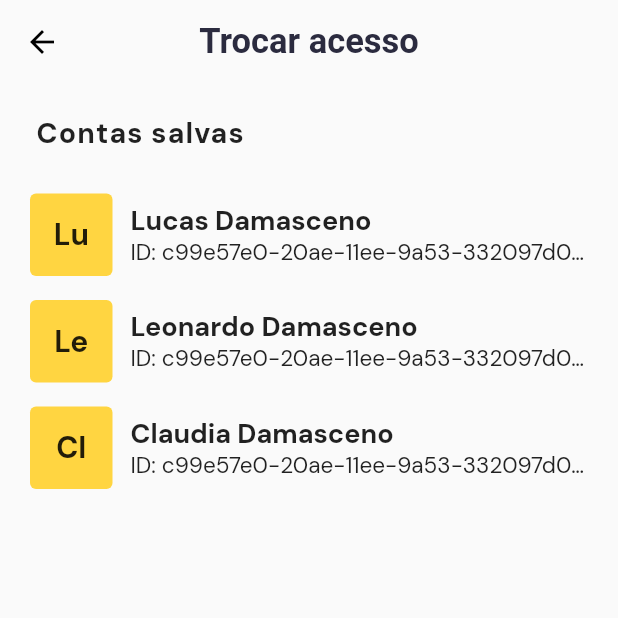
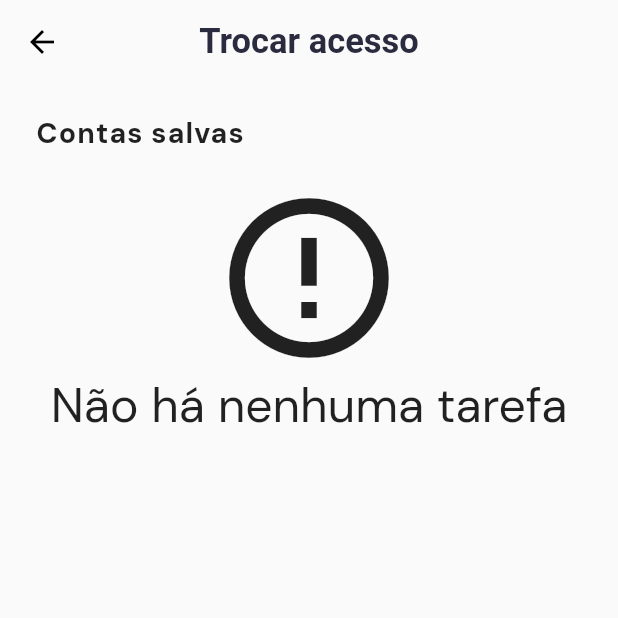
Before and after one commit to LucasCorreia01/boli, a Flutter app: the screen it shows after launch, after a tap on "Trocar de conta", on a phone screen of 412 x 824 dp, the top half of it. Run offline on Flutter 3.47's test engine with Material 2 defaults, Android fonts, the phone set to English and light mode, and no system bars; our stand-ins replace animated_text_kit, camera, datetime_picker_formfield_new, fl_chart, icons_plus, local_auth and 4 more; missing offline and left inert: app_settings; accounts and stored records are empty.

Commit message:
saving new user in db

```diff
--- a/lib/components/item_user_acess.dart
+++ b/lib/components/item_user_acess.dart
@@ -1,12 +1,13 @@
 import 'package:flutter/material.dart';
+import '../models/user.dart';
 
 class ItemUserAcess extends StatelessWidget {
-  final String name;
-  final String abbreviation;
-  const ItemUserAcess({required this.name, required this.abbreviation, super.key});
+  final User user;
+  const ItemUserAcess({required this.user, super.key});
 
   @override
   Widget build(BuildContext context) {
+    String abbreviation = user.name.substring(0,2);
     return Container(
       padding: const EdgeInsets.symmetric(horizontal: 20, vertical: 8),
       child: Row(
@@ -27,12 +28,12 @@ class ItemUserAcess extends StatelessWidget {
                 crossAxisAlignment: CrossAxisAlignment.start,
                 children: [
                   Text(
-                    name,
+                    "${user.name} ${user.lastName}",
                     style: const TextStyle(fontSize: 18, fontWeight: FontWeight.bold),
                   ),
-                  const Text(
-                    'ID: c99e57e0-20ae-11ee-9a53-332097d095ae',
-                    style: TextStyle(
+                  Text(
+                    'ID: ${user.id}',
+                    style: const  TextStyle(
                         fontSize: 15, overflow: TextOverflow.ellipsis),
                   ),
                 ],
--- a/lib/main.dart
+++ b/lib/main.dart
@@ -39,7 +39,7 @@ void main() async {
     prefs.setBool('fingerprint', false);
   }
 
-  User.getUsers();
+  User.deleteAllUsers();
   runApp(const MainApp());
 }
 
@@ -117,13 +117,6 @@ class MainApp extends StatelessWidget {
             child: const LoadingCreationScreen(),
             type: PageTransitionType.rightToLeft,
           );
-        } else if(settings.name == 'loading_creation_screen-home'){
-          return PageTransition(
-            settings: settings,
-            child: const InitialScreen(),
-            childCurrent: const LoadingCreationScreen(),
-            type: PageTransitionType.leftToRightJoined
-          );
         } else {
           return MaterialPageRoute(builder: (context) {
             return const AuthenticationScreen();
--- a/lib/models/user.dart
+++ b/lib/models/user.dart
@@ -20,38 +20,74 @@ class User {
     required this.lastSeen,
   }) : id = const Uuid().v1();
 
-  static addUser() async {
+
+  // Adicionar novo usuário ao banco de dados
+  addUser() async {
     var db = await getDatabase();
     try {
-      await db.insert('users', {
-        'id': 'idasdas',
-        'name': 'Lucas',
-        'lastName': 'Damasceno',
-        'email': 'lucas@gmail.com',
-        'password': 'senha123',
-        'dateOfBirth': "${DateTime.now()}",
-        'lastSeen': "${DateTime.now()}"
+      var count = await db.insert('users', {
+        'id': id,
+        'name': name,
+        'lastName': lastName,
+        'email': email,
+        'password': password,
+        'dateOfBirth': "$dateOfBirth",
+        'lastSeen': "$lastSeen"
       });
     } catch (e) {
       print(e.toString());
     }
-    //TODO:: método de adicionar novo usuário
   }
 
-  static getUsers() async {
+
+  static Future<List<User>> getUsers() async {
     Database db = await getDatabase();
     var list = await db.query('users');
-    print(list);
+    return toList(list);
   }
 
-  static deleteUser() async {
+  static deleteUser(String id) async {
     Database db = await getDatabase();
-    var count =
-        await db.delete('users', where: 'id = ?', whereArgs: ['idasdas']);
-    print(count);
+    await db.delete('users', where: 'id = ?', whereArgs: [id]);
+  }
+
+  static deleteAllUsers() async {
+    Database db = await getDatabase();
+    await db.delete('users');
   }
 
   static removeDB() async {
     removeDatabase();
   }
+
+
+
+
+  // Adicionar novo usuário - Salvando as informações entre os formulários sections
+  static Map<String, String> user = {};
+  static void addAttr(String attr, String value) {
+    user[attr] = value;
+  }
+  static Map<String, String> getUserMap() {
+    return user;
+  }
+
+    //Transforma nosso mapa vindo do banco em um lista de tarefas para a nossa aplicação.
+  static List<User> toList(List<Map<String, dynamic>> mapOfAccounts) {
+    final List<User> accounts = [];
+    for (Map<String, dynamic> item in mapOfAccounts) {
+      final User account = User(
+        name: item["name"],
+        lastName: item["lastName"],
+        email: item["email"],
+        password: item["password"],
+        dateOfBirth: DateTime.parse(item["dateOfBirth"]),
+        lastSeen: DateTime.parse(item["dateOfBirth"])
+      );
+      accounts.add(account);
+    }
+    // print(' Lista de tarefas: $tarefas');
+    return accounts;
+  }
+
 }
--- a/lib/screens/initial_screen.dart
+++ b/lib/screens/initial_screen.dart
@@ -6,6 +6,7 @@ import 'package:icons_plus/icons_plus.dart';
 import 'package:animations/animations.dart';
 
 import '../components/camera_page.dart';
+import '../models/user.dart';
 
 class InitialScreen extends StatefulWidget {
   const InitialScreen({super.key});
@@ -36,6 +37,7 @@ class _InitialScreenState extends State<InitialScreen> {
             style: Theme.of(context).textTheme.titleMedium,
           ),
         ),
+        automaticallyImplyLeading: false,
         elevation: 0,
         toolbarHeight: 80,
         backgroundColor: Colors.transparent,
--- a/lib/screens/saved_accounts.dart
+++ b/lib/screens/saved_accounts.dart
@@ -1,15 +1,14 @@
 import 'package:boli/components/item_user_acess.dart';
 import 'package:flutter/material.dart';
-
+import 'package:flutter/rendering.dart';
 import '../helpers/exemples.dart';
+import '../models/user.dart';
 
 class SavedAccountsScreen extends StatelessWidget {
   const SavedAccountsScreen({super.key});
 
   @override
   Widget build(BuildContext context) {
-    List<Map<String, String>> usersSaved = getListUsersSaved();
-
     return Scaffold(
         appBar: AppBar(
           title: Text(
@@ -23,10 +22,10 @@ class SavedAccountsScreen extends StatelessWidget {
           backgroundColor: Colors.transparent,
           centerTitle: true,
         ),
-      body: CustomScrollView(
-        slivers: [
-          const SliverToBoxAdapter(
-            child: Padding(
+        body: Column(
+          crossAxisAlignment: CrossAxisAlignment.start,
+          children: [
+            const Padding(
               padding: EdgeInsets.fromLTRB(24, 20, 10, 20),
               child: Text(
                 'Contas salvas',
@@ -36,12 +35,71 @@ class SavedAccountsScreen extends StatelessWidget {
                     fontWeight: FontWeight.bold),
               ),
             ),
+            Expanded(
+              child: FutureBuilder(
+                future: User.getUsers(),
+                builder: (context, snapshot) {
+                  List<User>? accounts = snapshot.data;
+                  switch (snapshot.connectionState) {
+                    case ConnectionState.none:
+                      return const Center(
+                        child: Column(
+                          children: [
+                            CircularProgressIndicator(),
+                            Text('Carregando')
+                          ],
                         ),
-          SliverList(delegate: SliverChildBuilderDelegate((context, index) {
-            return ItemUserAcess(name: usersSaved[index]["name"]!, abbreviation: usersSaved[index]["abbreviation"]!);
-          }, childCount: usersSaved.length))
+                      );
+                    case ConnectionState.waiting:
+                      return const Center(
+                        child: Column(
+                          children: [
+                            CircularProgressIndicator(),
+                            Text('Carregando')
+                          ],
+                        ),
+                      );
+                    case ConnectionState.active:
+                      return const Center(
+                        child: Column(
+                          children: [
+                            CircularProgressIndicator(),
+                            Text('Carregando')
+                          ],
+                        ),
+                      );
+                    case ConnectionState.done:
+                      if (snapshot.hasData && accounts != null) {
+                        if (accounts.isNotEmpty) {
+                          return ListView.builder(
+                            itemCount: accounts.length,
+                            itemBuilder: (BuildContext context, index) {
+                              return ItemUserAcess(user: accounts[index]);
+                            },
+                          );
+                        }
+                        return const Center(
+                          child: Column(
+                            children: [
+                              Icon(
+                                Icons.error_outline,
+                                size: 128,
+                              ),
+                              Text(
+                                'Não há nenhuma tarefa',
+                                style: TextStyle(fontSize: 32),
+                              )
                             ],
                           ),
                         );
                       }
+                      print(snapshot.hasData);
+                      return const Text('Error ao carregar tarefas');
                   }
+                },
+              ),
+            ),
+          ],
+        ));
+  }
+}
```
Also changed, not shown: lib/screens/new_user_screen.dart (+4 -6 lines), lib/screens/sections/new_user_sections.dart/dateOfBirth_section.dart (+8 -3 lines), lib/screens/sections/new_user_sections.dart/email_section.dart (+11 -2 lines), lib/screens/sections/new_user_sections.dart/loading_creation_screen.dart (+26 -2 lines), lib/screens/sections/new_user_sections.dart/name_section.dart (+6 -4 lines), lib/screens/sections/new_user_sections.dart/password_section.dart (+10 -3 lines). Lines whose indentation alone changed are shown as unchanged.
